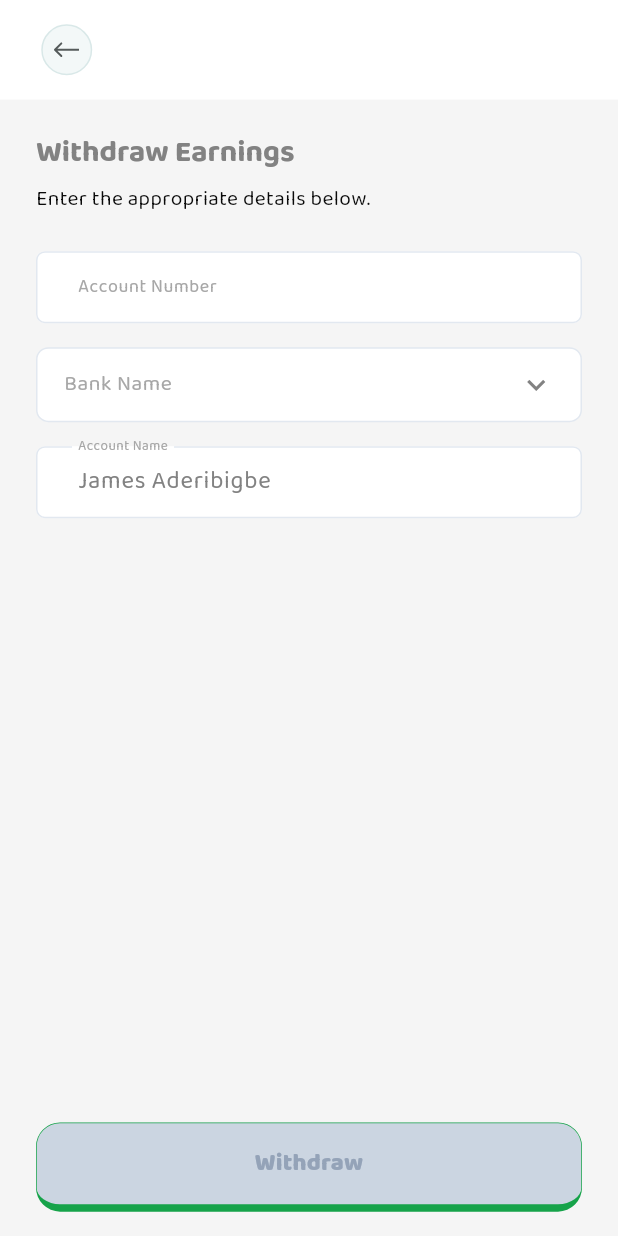
After one commit to teesas-engineering/teesas-app-v2, a Flutter app: the WithdrawEarningsScreen screen opened by its route, on a phone screen of 412 x 824 dp. The commit adds this screen. Run offline on Flutter 3.47's test engine with Material 3 defaults, Android fonts, the phone set to English and light mode, and no system bars; our stand-ins replace device_info_plus, dio, firebase_core, flutter_dotenv, flutter_mobx, flutter_screenutil and 13 more; accounts and stored records are empty; generated files the repository leaves out were written again; project files that could hold a hidden picture were left out.

Commit message:
feat: Add screens for withdrawing referral earnings.

```diff
--- a/lib/app/referral/presentation/screens/refer_and_earn_screen.dart
+++ b/lib/app/referral/presentation/screens/refer_and_earn_screen.dart
@@ -124,7 +124,8 @@ class _ReferAndEarnScreenState extends State<ReferAndEarnScreen> {
                         totalEarnings: _store.totalEarnings,
                         currentEarnings: _store.currentEarnings,
                         totalWithdrawal: _store.totalWithdrawal,
-                        onWithdraw: () {},
+                        onWithdraw: () =>
+                            context.push(MainRouter.withdrawEarnings),
                       ),
                     ),
                     SizedBox(
--- /dev/null
+++ b/lib/app/referral/presentation/screens/withdraw_earnings_screen.dart
@@ -0,0 +1,166 @@
+import 'dart:async';
+
+import 'package:flutter/material.dart';
+import 'package:flutter_mobx/flutter_mobx.dart';
+import 'package:flutter_screenutil/flutter_screenutil.dart';
+import 'package:go_router/go_router.dart';
+import '../../../../common/dimens/app_dimens.dart';
+import '../../../../common/extensions/num_extension.dart';
+import '../../../../common/style_guide/colors.dart';
+import '../../../../common/style_guide/style_guide.dart';
+import '../../../../router/main_router.dart';
+import '../../../_shared/widgets/app_back_header.dart';
+import '../../../_shared/widgets/app_button.dart';
+import '../../../_shared/widgets/app_input_field.dart';
+import '../../store/referral_store.dart';
+
+class WithdrawEarningsScreen extends StatefulWidget {
+  const WithdrawEarningsScreen({super.key});
+
+  @override
+  State<WithdrawEarningsScreen> createState() => _WithdrawEarningsScreenState();
+}
+
+class _WithdrawEarningsScreenState extends State<WithdrawEarningsScreen> {
+  final ReferralStore _store = ReferralStore();
+
+  @override
+  Widget build(BuildContext context) {
+    return Scaffold(
+      backgroundColor: AppColors.bgPrimary,
+      appBar: const AppBackHeader(),
+      body: SafeArea(
+        child: Column(
+          children: [
+            Expanded(
+              child: SingleChildScrollView(
+                padding: const EdgeInsets.symmetric(
+                  horizontal: Dimens.pagePadding,
+                ),
+                child: Column(
+                  crossAxisAlignment: CrossAxisAlignment.start,
+                  children: [
+                    24.height,
+                    Text(
+                      'Withdraw Earnings',
+                      style: AppTypography.displaySmall.copyWith(
+                        fontSize: 20.sp,
+                        fontWeight: FontWeight.w700,
+                        color: AppColors.textSecondary,
+                      ),
+                    ),
+                    8.height,
+                    Text(
+                      'Enter the appropriate details below.',
+                      style: AppTypography.bodyMedium.copyWith(
+                        color: AppColors.textPrimaryDark,
+                      ),
+                    ),
+                    24.height,
+                    AppInputField(
+                      labelText: 'Account Number',
+                      hintText: 'Input',
+                      onChanged: _store.setWithdrawAccountNumber,
+                      keyboardType: TextInputType.number,
+                    ),
+                    16.height,
+                    _buildBankDropdown(context),
+                    16.height,
+                    Observer(
+                      builder: (_) => AppInputField(
+                        labelText: 'Account Name',
+                        controller:
+                            TextEditingController(
+                                text: _store.withdrawAccountName,
+                              )
+                              ..selection = TextSelection.fromPosition(
+                                TextPosition(
+                                  offset: _store.withdrawAccountName.length,
+                                ),
+                              ),
+                        readOnly: true,
+                        backgroundColor: AppColors.bgSecondary,
+                      ),
+                    ),
+                    40.height,
+                  ],
+                ),
+              ),
+            ),
+            Padding(
+              padding: EdgeInsets.fromLTRB(
+                Dimens.pagePadding,
+                16.h,
+                Dimens.pagePadding,
+                MediaQuery.viewPaddingOf(context).bottom + 16.h,
+              ),
+              child: Observer(
+                builder: (_) => AppButton(
+                  text: 'Withdraw',
+                  onPressed: () async {
+                    await _store.withdrawEarnings();
+                    if (context.mounted) {
+                      unawaited(context.push(MainRouter.withdrawSuccess));
+                    }
+                  },
+                  isDisabled: !_store.canWithdraw,
+                ),
+              ),
+            ),
+          ],
+        ),
+      ),
+    );
+  }
+
+  Widget _buildBankDropdown(BuildContext context) {
+    return Column(
+      crossAxisAlignment: CrossAxisAlignment.start,
+      children: [
+        Observer(
+          builder: (_) => Container(
+            padding: EdgeInsets.symmetric(horizontal: 16.w),
+            decoration: BoxDecoration(
+              color: AppColors.bgSecondary,
+              borderRadius: BorderRadius.circular(8.r),
+              border: Border.all(color: AppColors.borderPrimary),
+            ),
+            child: DropdownButtonHideUnderline(
+              child: DropdownButton<String>(
+                value: _store.withdrawBankName.isEmpty
+                    ? null
+                    : _store.withdrawBankName,
+                isExpanded: true,
+                hint: Text(
+                  'Bank Name',
+                  style: AppTypography.bodySmall.copyWith(
+                    color: AppColors.textTertiary,
+                    fontSize: 14.sp,
+                  ),
+                ),
+                icon: const Icon(
+                  Icons.keyboard_arrow_down,
+                  color: AppColors.textSecondary,
+                ),
+                items: ['GTBank', 'Zenith Bank', 'Access Bank', 'First Bank']
+                    .map((value) {
+                      return DropdownMenuItem<String>(
+                        value: value,
+                        child: Text(
+                          value,
+                          style: AppTypography.bodyMedium.copyWith(
+                            color: AppColors.textSecondary,
+                          ),
+                        ),
+                      );
+                    })
+                    .toList(),
+                onChanged: _store.setWithdrawBankName,
+              ),
+            ),
+          ),
+        ),
+      ],
+    );
+  }
+}
--- a/lib/common/style_guide/colors.dart
+++ b/lib/common/style_guide/colors.dart
@@ -54,6 +54,7 @@ class AppColors {
   static const textPositive = Color(0xFF16A34A);
   static const textInfo = Color(0xFF0284C7);
   static const textDisabled = Color(0xFFCBD5E1);
+  static const textInfoDark = Color(0xFF011739);
 
   // ===========================================================================
   // ICON COLORS
--- a/lib/router/main_router.dart
+++ b/lib/router/main_router.dart
@@ -6,6 +6,8 @@ import '../app/home/presentation/screens/manage_accounts_screen.dart';
 import '../app/onboarding/presentation/screens/onboarding_root.dart';
 import '../app/referral/presentation/screens/invite_list_screen.dart';
 import '../app/referral/presentation/screens/refer_and_earn_screen.dart';
+import '../app/referral/presentation/screens/withdraw_earnings_screen.dart';
+import '../app/referral/presentation/screens/withdraw_success_screen.dart';
 import '../app/signin/presentation/screens/login_screen.dart';
 import 'app_router_wrapper.dart';
 
@@ -26,6 +28,8 @@ class MainRouter {
   static const String manageAccounts = '/manage-accounts';
   static const String referAndEarn = '/refer-and-earn';
   static const String inviteList = '/refer-and-earn/invite-list';
+  static const String withdrawEarnings = '/refer-and-earn/withdraw';
+  static const String withdrawSuccess = '/refer-and-earn/withdraw/success';
 
   GoRouter get router => _router;
 
@@ -68,6 +72,16 @@ class MainRouter {
         name: inviteList,
         builder: (context, state) => const InviteListScreen(),
       ),
+      GoRoute(
+        path: withdrawEarnings,
+        name: withdrawEarnings,
+        builder: (context, state) => const WithdrawEarningsScreen(),
+      ),
+      GoRoute(
+        path: withdrawSuccess,
+        name: withdrawSuccess,
+        builder: (context, state) => const WithdrawSuccessScreen(),
+      ),
     ],
   );
 }
```
Also changed, not shown: lib/app/referral/presentation/screens/withdraw_success_screen.dart (added, +67 -0 lines), lib/app/referral/store/referral_store.dart (+31 -0 lines), assets/images/success_checkmark.png (added), lib/app/referral/store/referral_store.g.dart.
